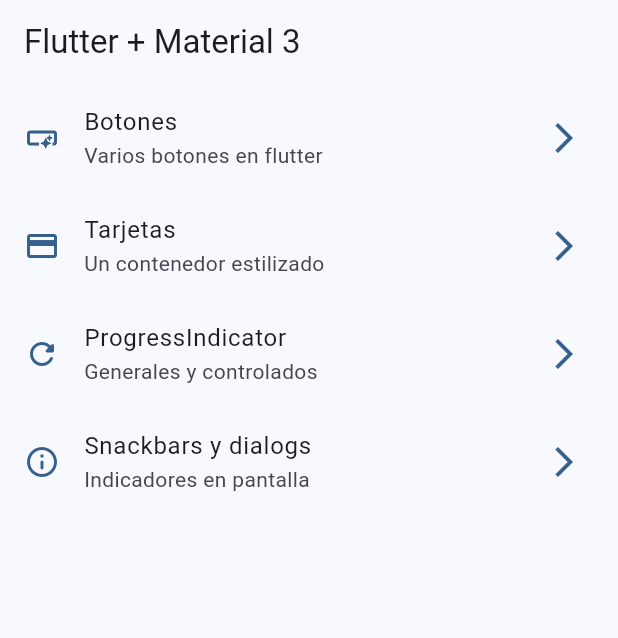
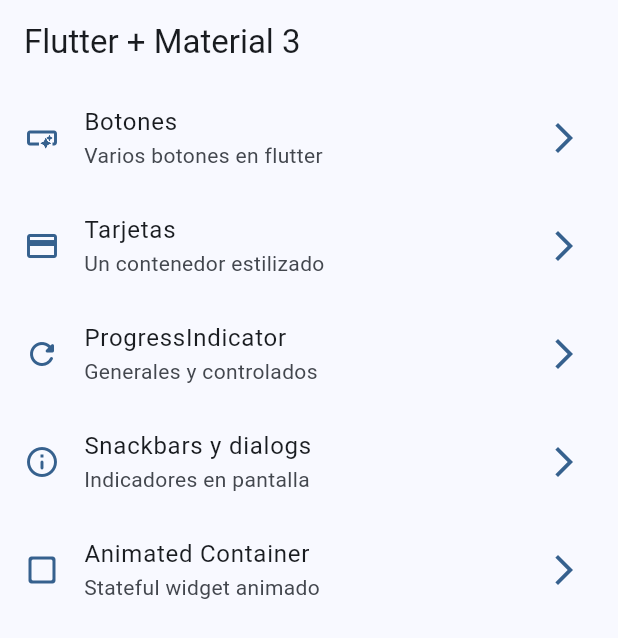
Before and after one commit to jadrdev/widgets_app, a Flutter app: the screen it shows after launch, on a phone screen of 412 x 824 dp. Shown: the top 638 px of the screen. Run offline on Flutter 3.47's test engine with Material 2 defaults, Android fonts, the phone set to English and light mode, and no system bars; our stand-ins replace go_router.

Commit message:
Animated Container Termiando

```diff
--- a/lib/config/menu/menu_items.dart
+++ b/lib/config/menu/menu_items.dart
@@ -34,4 +34,9 @@ const appMenuItems = <MenuItems>[
       subtitle: 'Indicadores en pantalla',
       link: '/snackbars',
       icon: Icons.info_outline_rounded),
+       MenuItems(
+      title: 'Animated Container',
+      subtitle: 'Stateful widget animado',
+      link: '/animated',
+      icon: Icons.check_box_outline_blank_rounded),
 ];
--- a/lib/config/router/app_router.dart
+++ b/lib/config/router/app_router.dart
@@ -30,5 +30,10 @@ final appRouter = GoRouter(
       name: SnackbarScreen.name,
       builder: (context, state) => const SnackbarScreen(),
     ),
+    GoRoute(
+      path: '/animated',
+      name: AnimatedScreen.name,
+      builder: (context, state) => const AnimatedScreen(),
+    ),
   ],
 );
```
Also changed, not shown: lib/presentation/screens/animated/animated_screen.dart (+41 -2 lines).
